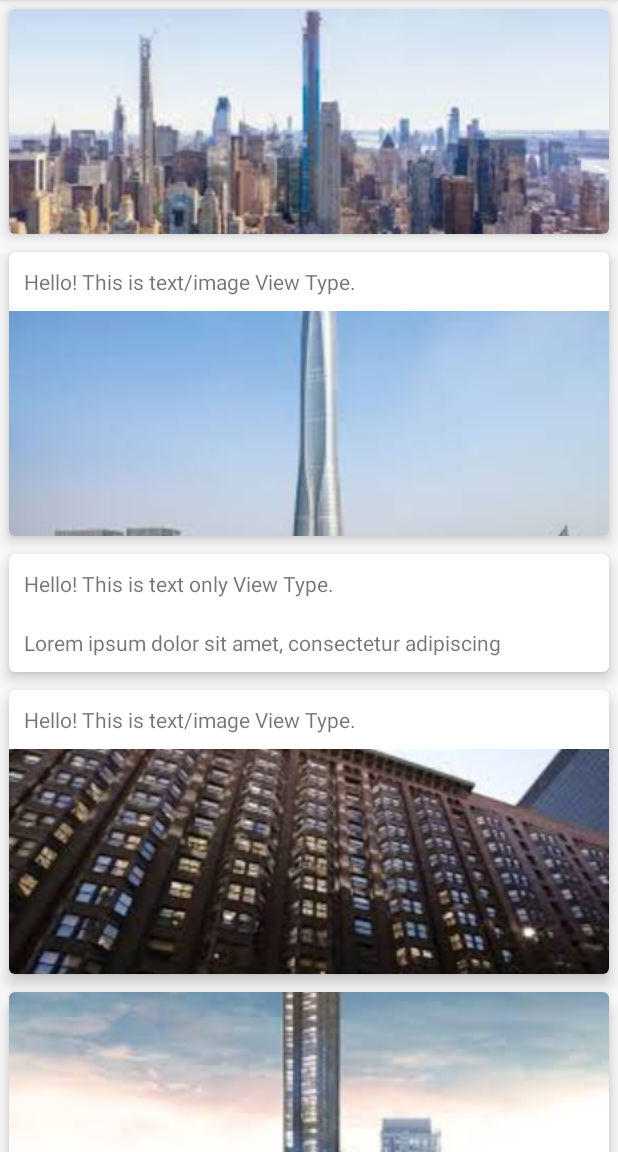
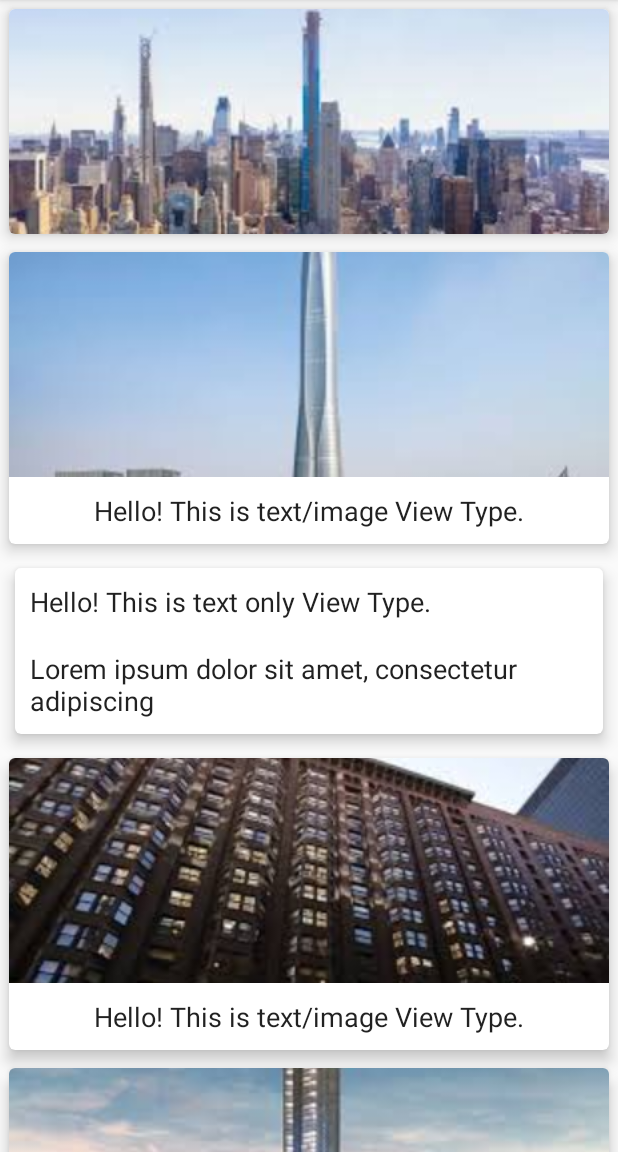
Before and after one commit to ManavShakya/RecyclerViewMultiViewTypes, an Android app: the screen it shows after launch (MainActivity), on a phone screen of 412 x 824 dp, the part 84-1236 px from its top. Run offline under Robolectric (Android 15) with nearby library versions, the phone set to English and light mode, and no system bars; 2 statements that could not run were skipped.

Commit message:
made some changes

```diff
--- a/app/src/main/java/com/mindorks/example/recyclerviewmultiviewtypes/MainActivity.kt
+++ b/app/src/main/java/com/mindorks/example/recyclerviewmultiviewtypes/MainActivity.kt
@@ -1,15 +1,13 @@
 package com.mindorks.example.recyclerviewmultiviewtypes
 
+import android.media.MediaPlayer
 import androidx.appcompat.app.AppCompatActivity
 import android.os.Bundle
 import androidx.recyclerview.widget.DefaultItemAnimator
 import androidx.recyclerview.widget.LinearLayoutManager
 import androidx.recyclerview.widget.RecyclerView
 import com.mindorks.example.recyclerviewmultiviewtypes.adapter.MultiViewTypeAdapter
-import com.mindorks.example.recyclerviewmultiviewtypes.model.ImageModel
-import com.mindorks.example.recyclerviewmultiviewtypes.model.ParentModel
-import com.mindorks.example.recyclerviewmultiviewtypes.model.TextImageModel
-import com.mindorks.example.recyclerviewmultiviewtypes.model.TextModel
+import com.mindorks.example.recyclerviewmultiviewtypes.model.*
 import kotlinx.android.synthetic.main.activity_main.*
 
 class MainActivity : AppCompatActivity() {
@@ -18,24 +16,7 @@ class MainActivity : AppCompatActivity() {
         super.onCreate(savedInstanceState)
         setContentView(R.layout.activity_main)
 
-        val list = mutableListOf<ParentModel>()
-        list.add(ImageModel(R.drawable.image1))
-        list.add(TextImageModel("Hello! This is text/image View Type.",
-            R.drawable.image2))
-        list.add(TextModel("Hello! This is text only View Type.", "Lorem ipsum dolor sit amet, consectetur adipiscing"))
-        list.add(TextImageModel("Hello! This is text/image View Type.",
-            R.drawable.image3))
-        list.add(ImageModel(R.drawable.image4))
-        list.add(TextModel("Hello! This is text only View Type.", "Lorem ipsum dolor sit amet, consectetur adipiscing"))
-        list.add(ImageModel(R.drawable.image5))
-        list.add(TextImageModel("Hello! This is text/image View Type.",
-            R.drawable.image1))
-        list.add(TextModel("Hello! This is text only View Type.", "Lorem ipsum dolor sit amet, consectetur adipiscing"))
-        list.addAll(list)
-        list.addAll(list)
-
-
-        val adapter = MultiViewTypeAdapter(list)
+        val adapter = MultiViewTypeAdapter(createList(),this)
         val linearLayoutManager = LinearLayoutManager(this, RecyclerView.VERTICAL, false)
 
         recyclerView.layoutManager = linearLayoutManager
@@ -43,4 +24,19 @@ class MainActivity : AppCompatActivity() {
         recyclerView.adapter = adapter
     }
 
+    private fun createList(): MutableList<ParentModel> {
+        val list = mutableListOf<ParentModel>()
+        list.add(ImageModel(R.drawable.image1))
+        list.add(TextImageModel("Hello! This is text/image View Type.", R.drawable.image2))
+        list.add(AudioModel("Hello! This is audio type view. Press on the play button to play a sample audio",R.raw.the_chainsmokers))
+        list.add(TextModel("Hello! This is text only View Type.", "Lorem ipsum dolor sit amet, consectetur adipiscing"))
+        list.add(TextImageModel("Hello! This is text/image View Type.", R.drawable.image3))
+        list.add(ImageModel(R.drawable.image4))
+        list.add(TextModel("Hello! This is text only View Type.", "Lorem ipsum dolor sit amet, consectetur adipiscing"))
+        list.add(ImageModel(R.drawable.image5))
+        list.add(AudioModel("Hello! This is audio type view. Press on the play button to play a sample audio",R.raw.the_chainsmokers))
+        list.add(TextModel("Hello! This is text only View Type.", "Lorem ipsum dolor sit amet, consectetur adipiscing"))
+        return list
+    }
+
 }
--- a/app/src/main/java/com/mindorks/example/recyclerviewmultiviewtypes/adapter/MultiViewTypeAdapter.kt
+++ b/app/src/main/java/com/mindorks/example/recyclerviewmultiviewtypes/adapter/MultiViewTypeAdapter.kt
@@ -1,20 +1,21 @@
 package com.mindorks.example.recyclerviewmultiviewtypes.adapter
 
+import android.content.Context
+import android.media.MediaPlayer
 import android.util.Log
 import android.view.LayoutInflater
 import android.view.View
 import android.view.ViewGroup
 import androidx.recyclerview.widget.RecyclerView
 import com.mindorks.example.recyclerviewmultiviewtypes.R
-import com.mindorks.example.recyclerviewmultiviewtypes.model.ImageModel
-import com.mindorks.example.recyclerviewmultiviewtypes.model.ParentModel
-import com.mindorks.example.recyclerviewmultiviewtypes.model.TextImageModel
-import com.mindorks.example.recyclerviewmultiviewtypes.model.TextModel
+import com.mindorks.example.recyclerviewmultiviewtypes.model.*
+import com.mindorks.example.recyclerviewmultiviewtypes.viewholder.AudioTypeViewHolder
 import com.mindorks.example.recyclerviewmultiviewtypes.viewholder.ImageTypeViewHolder
 import com.mindorks.example.recyclerviewmultiviewtypes.viewholder.TextImageTypeViewHolder
 import com.mindorks.example.recyclerviewmultiviewtypes.viewholder.TextTypeViewHolder
 
-class MultiViewTypeAdapter(private val dataSet: MutableList<ParentModel>) : RecyclerView.Adapter<RecyclerView.ViewHolder>() {
+class MultiViewTypeAdapter(private val dataSet: MutableList<ParentModel>, private val context: Context) : RecyclerView.Adapter<RecyclerView.ViewHolder>() {
+
 
     override fun onCreateViewHolder(parent: ViewGroup, viewType: Int): RecyclerView.ViewHolder {
         val view: View
@@ -33,6 +34,11 @@ class MultiViewTypeAdapter(private val dataSet: MutableList<ParentModel>) : Recy
                 view = LayoutInflater.from(parent.context)
                     .inflate(R.layout.text_image_type, parent, false)
                 return TextImageTypeViewHolder(view)
+            }
+            R.layout.audio_type -> {
+                view = LayoutInflater.from(parent.context)
+                    .inflate(R.layout.audio_type, parent, false)
+                return AudioTypeViewHolder(view)
             }
 
 
@@ -53,6 +59,7 @@ class MultiViewTypeAdapter(private val dataSet: MutableList<ParentModel>) : Recy
             is TextTypeViewHolder -> holder.bindViews(element as TextModel)
             is ImageTypeViewHolder -> holder.bindViews(element as ImageModel)
             is TextImageTypeViewHolder -> holder.bindViews(element as TextImageModel)
+            is AudioTypeViewHolder -> holder.bindViews(element as AudioModel, context)
         }
     }
 
--- a/app/src/main/java/com/mindorks/example/recyclerviewmultiviewtypes/viewholder/TextTypeImageViewHolder.kt
+++ b/app/src/main/java/com/mindorks/example/recyclerviewmultiviewtypes/viewholder/ImageViewHolder.kt
@@ -2,6 +2,7 @@ package com.mindorks.example.recyclerviewmultiviewtypes.viewholder
 
 import android.view.View
 import android.widget.ImageView
+import android.widget.TextView
 import androidx.recyclerview.widget.RecyclerView
 import com.mindorks.example.recyclerviewmultiviewtypes.R
 import com.mindorks.example.recyclerviewmultiviewtypes.model.ImageModel
--- a/app/src/main/res/layout/text_image_type.xml
+++ b/app/src/main/res/layout/text_image_type.xml
@@ -13,21 +13,23 @@
         android:orientation="vertical"
         android:layout_height="wrap_content">
 
+        <ImageView
+            android:id="@+id/background_text_image"
+            android:layout_width="match_parent"
+            android:layout_height="150dp"
+            android:scaleType="centerCrop"
+            android:src="@drawable/ic_launcher_background" />
+
         <TextView
+            android:textAlignment="center"
             android:id="@+id/txt_text_image"
+            android:text="@string/text_image_text"
+            android:textAppearance="@android:style/TextAppearance.Medium"
             android:layout_width="match_parent"
             android:layout_height="wrap_content"
             android:padding="10dp"
             />
 
-        <ImageView
-            android:id="@+id/background_text_image"
-            android:layout_width="match_parent"
-            android:layout_height="150dp"
-            android:scaleType="centerCrop"
-            android:src="@drawable/ic_launcher_background"
-            />
-
     </LinearLayout>
 
 </androidx.cardview.widget.CardView>
--- a/app/src/main/res/layout/text_type.xml
+++ b/app/src/main/res/layout/text_type.xml
@@ -1,12 +1,13 @@
 <?xml version="1.0" encoding="utf-8"?>
-<androidx.cardview.widget.CardView xmlns:card_view="http://schemas.android.com/apk/res-auto"
+<androidx.cardview.widget.CardView
+    xmlns:card_view="http://schemas.android.com/apk/res-auto"
     xmlns:android="http://schemas.android.com/apk/res/android"
     android:id="@+id/card_view"
     android:layout_width="match_parent"
     android:layout_height="wrap_content"
     card_view:cardCornerRadius="4dp"
     card_view:cardElevation="6dp"
-    android:layout_margin="6dp">
+    android:layout_margin="10dp">
 
     <LinearLayout
         android:layout_width="match_parent"
@@ -15,6 +16,8 @@
 
         <TextView
             android:id="@+id/txt_text"
+            android:text="@string/text_image_text"
+            android:textAppearance="@android:style/TextAppearance.Medium"
             android:layout_width="match_parent"
             android:layout_height="wrap_content"
             android:padding="10dp"
@@ -22,6 +25,8 @@
 
         <TextView
             android:id="@+id/txt_text1"
+            android:text="@string/text_image_text"
+            android:textAppearance="@android:style/TextAppearance.Medium"
             android:layout_width="match_parent"
             android:layout_height="wrap_content"
             android:padding="10dp"
--- a/app/src/main/res/values/strings.xml
+++ b/app/src/main/res/values/strings.xml
@@ -1,3 +1,4 @@
 <resources>
     <string name="app_name">RecyclerViewMultiViewTypes</string>
+    <string name="text_image_text">Lorem ipsum dolor sit amet, consectetur adipiscing</string>
 </resources>
```
Also changed, not shown: app/src/main/java/com/mindorks/example/recyclerviewmultiviewtypes/viewholder/TextTypeViewHolder.kt (renamed from app/src/main/java/com/mindorks/example/recyclerviewmultiviewtypes/viewholder/ImageTypeViewHolder.kt).
